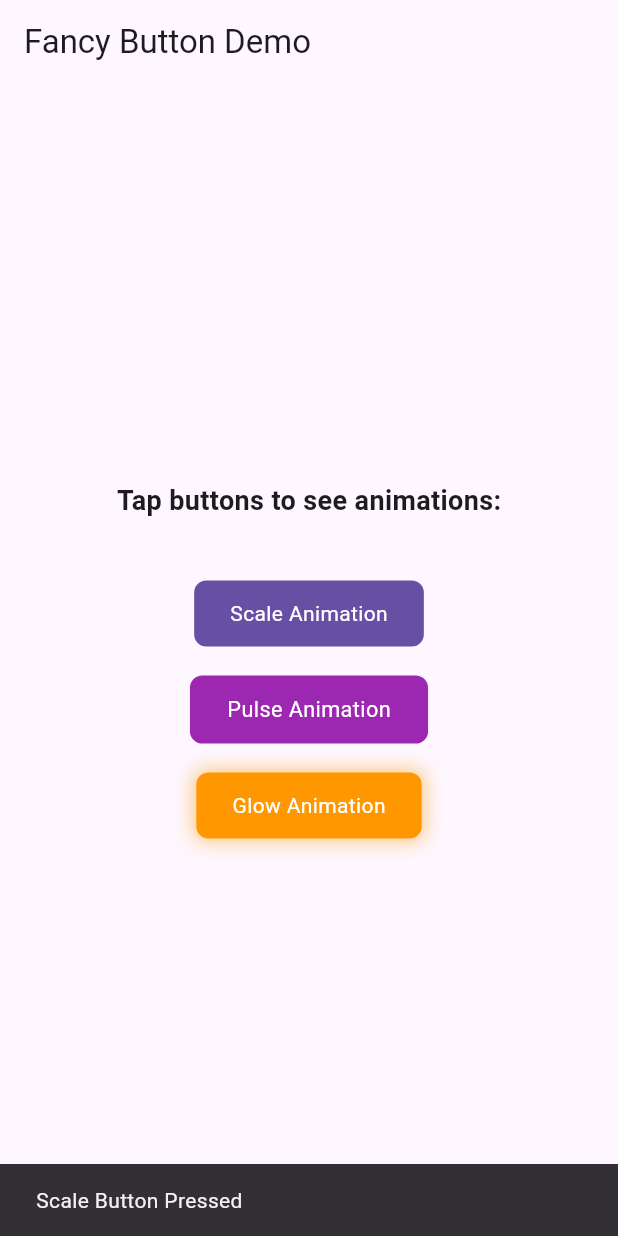
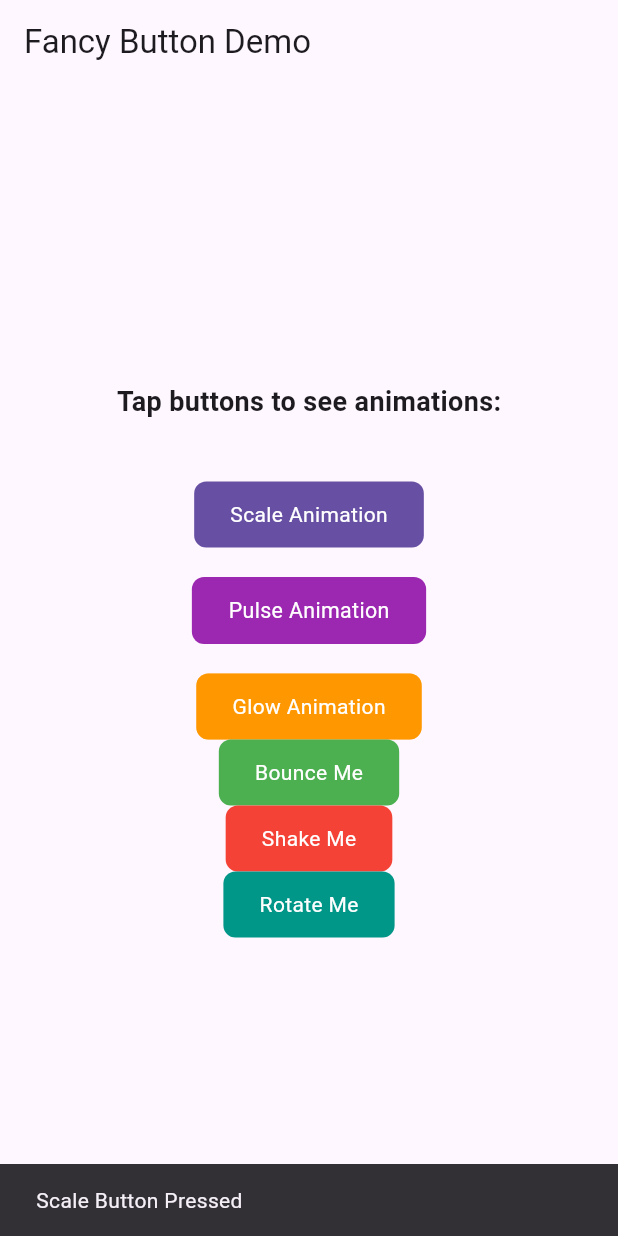
Before and after one commit to shahzaibhassan414/fancy_button_animations, a Flutter app: the screen it shows after launch, after a tap on "Scale Animation", on a phone screen of 412 x 824 dp. Run offline on Flutter 3.47's test engine with Material 3 defaults, Android fonts, the phone set to English and light mode, and no system bars.

Commit message:
Update to 0.0.2: New styles and documentation

```diff
--- a/example/lib/main.dart
+++ b/example/lib/main.dart
@@ -63,6 +63,31 @@ class DemoPage extends StatelessWidget {
               child: const Text('Glow Animation',
                   style: TextStyle(color: Colors.white)),
             ),
+
+            // Bounce Style
+            FancyButton(
+              style: FancyButtonStyle.bounce,
+              color: Colors.green,
+              onPressed: () {},
+              child: const Text("Bounce Me", style: TextStyle(color: Colors.white)),
+            ),
+
+// Shake Style
+            FancyButton(
+              style: FancyButtonStyle.shake,
+              color: Colors.red,
+              onPressed: () {},
+              child: const Text("Shake Me", style: TextStyle(color: Colors.white)),
+            ),
+
+// Rotate Style
+            FancyButton(
+              style: FancyButtonStyle.rotate,
+              color: Colors.teal,
+              onPressed: () {},
+              child: const Text("Rotate Me", style: TextStyle(color: Colors.white)),
+            ),
+
           ],
         ),
       ),
--- a/lib/fancy_button_animations.dart
+++ b/lib/fancy_button_animations.dart
@@ -1,5 +1,6 @@
+/// A Flutter package for adding interactive animations like scale, pulse,
+/// glow, bounce, shake, and rotate to buttons.
 library fancy_button_animations;
 
 export 'src/fancy_button.dart';
 export 'src/button_styles.dart';
-// Note: utils.dart is kept internal for now as it contains helpers.
--- a/lib/src/button_styles.dart
+++ b/lib/src/button_styles.dart
@@ -1,19 +1,49 @@
 import 'package:flutter/material.dart';
 
+/// Defines the available animation styles for [FancyButton].
 enum FancyButtonStyle {
+  /// Shrinks the button when pressed.
   scale,
+
+  /// Continuously grows and shrinks the button.
   pulse,
+
+  /// Adds a glowing shadow effect that grows when pressed.
   glow,
+
+  /// A bouncy scaling effect using elastic curves.
+  bounce,
+
+  /// Vibrates the button horizontally.
+  shake,
+
+  /// Rotates the button slightly.
+  rotate,
 }
 
+/// Configuration settings for [FancyButton] animations.
 class FancyButtonConfig {
+  /// The scale factor to apply when the button is pressed (default: 0.95).
   final double scaleFactor;
+
+  /// The duration of the animation (default: 150ms).
   final Duration duration;
+
+  /// The animation curve (default: [Curves.easeInOut]).
   final Curve curve;
 
+  /// The angle in radians to rotate if [FancyButtonStyle.rotate] is used.
+  final double rotateAngle;
+
+  /// The pixel offset to shake if [FancyButtonStyle.shake] is used.
+  final double shakeOffset;
+
+  /// Creates a configuration for fancy button animations.
   const FancyButtonConfig({
     this.scaleFactor = 0.95,
     this.duration = const Duration(milliseconds: 150),
     this.curve = Curves.easeInOut,
+    this.rotateAngle = 0.05,
+    this.shakeOffset = 5.0,
   });
 }
--- a/lib/src/fancy_button.dart
+++ b/lib/src/fancy_button.dart
@@ -1,15 +1,33 @@
+import 'dart:math' as math;
 import 'package:flutter/material.dart';
 import 'button_styles.dart';
 
+/// A highly customizable button with built-in animations.
+///
+/// Use [FancyButton] to add effects like scale, pulse, or glow to any widget.
 class FancyButton extends StatefulWidget {
+  /// The widget to be displayed inside the button.
   final Widget child;
+
+  /// Callback function when the button is pressed.
   final VoidCallback? onPressed;
+
+  /// The animation style to apply (default: [FancyButtonStyle.scale]).
   final FancyButtonStyle style;
+
+  /// Configuration for animation timing and factors.
   final FancyButtonConfig config;
+
+  /// The padding inside the button.
   final EdgeInsetsGeometry padding;
+
+  /// The background color of the button.
   final Color? color;
+
+  /// The border radius of the button.
   final BorderRadius? borderRadius;
 
+  /// Creates a [FancyButton] widget.
   const FancyButton({
     super.key,
     required this.child,
@@ -29,6 +47,7 @@ class _FancyButtonState extends State<FancyButton>
     with SingleTickerProviderStateMixin {
   late AnimationController _controller;
   late Animation<double> _animation;
+  late Animation<double> _glowAnimation;
 
   @override
   void initState() {
@@ -42,23 +61,42 @@ class _FancyButtonState extends State<FancyButton>
   }
 
   void _setupAnimation() {
-    if (widget.style == FancyButtonStyle.pulse) {
-      _animation = Tween<double>(
-        begin: 1.0,
-        end: 1.1,
-      ).animate(CurvedAnimation(
-        parent: _controller,
-        curve: Curves.easeInOut,
-      ));
-      _controller.repeat(reverse: true);
-    } else {
-      _animation = Tween<double>(
-        begin: 1.0,
-        end: widget.config.scaleFactor,
+    _glowAnimation = Tween<double>(
+      begin: 0.0,
+      end: 10.0,
     ).animate(CurvedAnimation(
       parent: _controller,
       curve: widget.config.curve,
     ));
+
+    switch (widget.style) {
+      case FancyButtonStyle.pulse:
+        _animation = Tween<double>(begin: 1.0, end: 1.05).animate(
+          CurvedAnimation(parent: _controller, curve: Curves.easeInOut),
+        );
+        _controller.repeat(reverse: true);
+        break;
+      case FancyButtonStyle.bounce:
+        _animation = Tween<double>(begin: 1.0, end: 1.2).animate(
+          CurvedAnimation(parent: _controller, curve: Curves.elasticOut),
+        );
+        break;
+      case FancyButtonStyle.rotate:
+        _animation = Tween<double>(begin: 0.0, end: widget.config.rotateAngle).animate(
+          CurvedAnimation(parent: _controller, curve: widget.config.curve),
+        );
+        break;
+      case FancyButtonStyle.shake:
+        _animation = TweenSequence<double>([
+          TweenSequenceItem(tween: Tween(begin: 0.0, end: widget.config.shakeOffset), weight: 1),
+          TweenSequenceItem(tween: Tween(begin: widget.config.shakeOffset, end: -widget.config.shakeOffset), weight: 2),
+          TweenSequenceItem(tween: Tween(begin: -widget.config.shakeOffset, end: 0.0), weight: 1),
+        ]).animate(CurvedAnimation(parent: _controller, curve: widget.config.curve));
+        break;
+      default: // scale and glow
+        _animation = Tween<double>(begin: 1.0, end: widget.config.scaleFactor).animate(
+          CurvedAnimation(parent: _controller, curve: widget.config.curve),
+        );
     }
   }
 
@@ -67,6 +105,7 @@ class _FancyButtonState extends State<FancyButton>
     super.didUpdateWidget(oldWidget);
     if (oldWidget.style != widget.style) {
       _controller.stop();
+      _controller.reset();
       _setupAnimation();
     }
   }
@@ -78,37 +117,41 @@ class _FancyButtonState extends State<FancyButton>
   }
 
   void _handleTapDown(TapDownDetails details) {
-    if (widget.onPressed != null && widget.style == FancyButtonStyle.scale) {
+    if (widget.onPressed != null && widget.style != FancyButtonStyle.pulse) {
       _controller.forward();
     }
   }
 
   void _handleTapUp(TapUpDetails details) {
-    if (widget.onPressed != null && widget.style == FancyButtonStyle.scale) {
+    if (widget.onPressed != null && widget.style != FancyButtonStyle.pulse) {
       _controller.reverse();
     }
   }
 
   void _handleTapCancel() {
-    if (widget.onPressed != null && widget.style == FancyButtonStyle.scale) {
+    if (widget.onPressed != null && widget.style != FancyButtonStyle.pulse) {
       _controller.reverse();
     }
   }
 
   @override
   Widget build(BuildContext context) {
+    return AnimatedBuilder(
+      animation: _controller,
+      builder: (context, child) {
+        final buttonColor = widget.color ?? Theme.of(context).primaryColor;
+
         Widget result = Container(
           padding: widget.padding,
           decoration: BoxDecoration(
-        color: widget.color ?? Theme.of(context).primaryColor,
+            color: buttonColor,
             borderRadius: widget.borderRadius ?? BorderRadius.circular(8),
             boxShadow: widget.style == FancyButtonStyle.glow
                 ? [
                     BoxShadow(
-                  color: (widget.color ?? Theme.of(context).primaryColor)
-                      .withValues(alpha: 0.5),
-                  blurRadius: 10,
-                  spreadRadius: 2,
+                      color: buttonColor.withValues(alpha: 0.5),
+                      blurRadius: _glowAnimation.value,
+                      spreadRadius: _glowAnimation.value / 4,
                     )
                   ]
                 : null,
@@ -116,12 +159,33 @@ class _FancyButtonState extends State<FancyButton>
           child: widget.child,
         );
 
-    if (widget.style == FancyButtonStyle.scale ||
-        widget.style == FancyButtonStyle.pulse) {
+        switch (widget.style) {
+          case FancyButtonStyle.rotate:
+            result = Transform.rotate(
+              angle: _animation.value * math.pi,
+              child: result,
+            );
+            break;
+          case FancyButtonStyle.shake:
+            result = Transform.translate(
+              offset: Offset(_animation.value, 0),
+              child: result,
+            );
+            break;
+          case FancyButtonStyle.bounce:
+          case FancyButtonStyle.pulse:
+          case FancyButtonStyle.scale:
             result = ScaleTransition(
               scale: _animation,
               child: result,
             );
+            break;
+          case FancyButtonStyle.glow:
+            result = ScaleTransition(
+              scale: _animation,
+              child: result,
+            );
+            break;
         }
 
         return GestureDetector(
@@ -131,5 +195,7 @@ class _FancyButtonState extends State<FancyButton>
           onTap: widget.onPressed,
           child: result,
         );
+      },
+    );
   }
 }
```
Also changed, not shown: pubspec.yaml (+5 -5 lines), 1 other file. Lines whose indentation alone changed are shown as unchanged.
